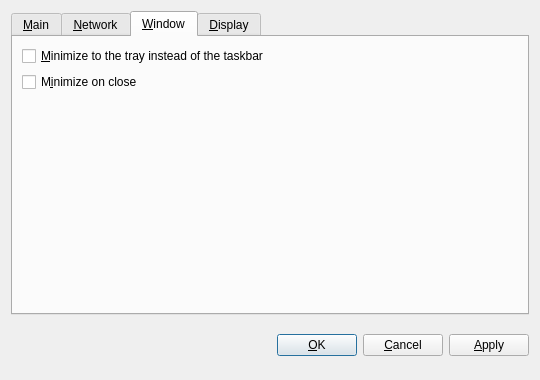
First picture: the form in src/qt/forms/optionsdialog.ui, repository gridcoin-community/Gridcoin-Research, before the edit.
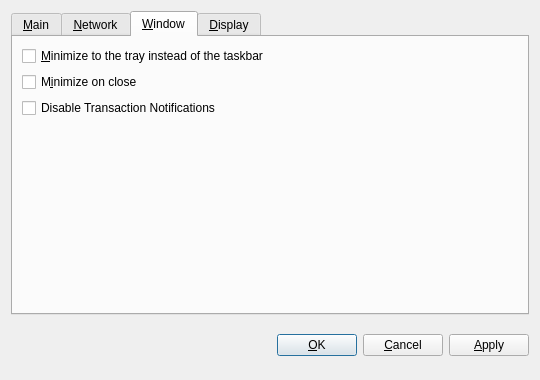
Second picture: the form after the edit. The open tabs and pages were chosen to show the change. Custom widgets are drawn as their Qt base class.

Commit message: Add options checkbox to disable transaction notifications

```diff
--- a/src/qt/forms/optionsdialog.ui
+++ b/src/qt/forms/optionsdialog.ui
@@ -324,6 +324,13 @@
          </property>
         </widget>
        </item>
+       <item>
+        <widget class="QCheckBox" name="disableTransactionNotifications">
+         <property name="text">
+          <string>Disable Transaction Notifications</string>
+         </property>
+        </widget>
+       </item>
        <item>
         <spacer name="verticalSpacer_Window">
          <property name="orientation">
```
The commit also changes 4 other files.
